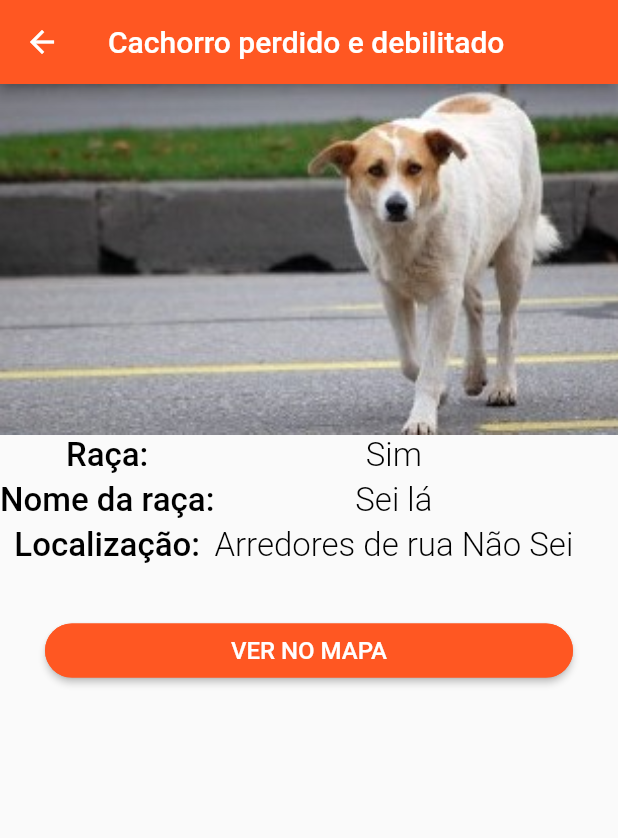
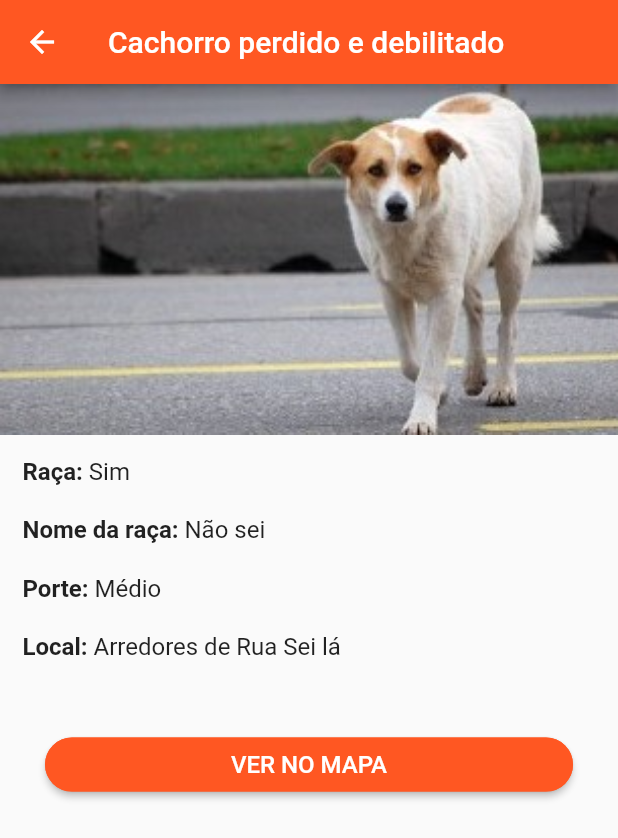
Before and after one commit to igornnt/Computacao-ubiqua, a Flutter app: the TelaDetails screen opened directly, on a phone screen of 412 x 824 dp. Shown: the top 838 px of the screen. Run offline on Flutter 3.47's test engine with Material 2 defaults, Android fonts, the phone set to English and light mode, and no system bars.

Commit message:
Update DetalhesView.dart
Mudança na implementação dos textos de detalhes

```diff
--- a/lib/View/DetalhesView.dart
+++ b/lib/View/DetalhesView.dart
@@ -20,105 +20,42 @@ class _TelaDetailsState extends State<TelaDetails> {
                     child: Image.asset('imagens/dog1.jpeg', fit: BoxFit.fill,)
               ),
 
-       Container(
-        child:
-          new Row(
-        mainAxisAlignment: MainAxisAlignment.start,
-        mainAxisSize: MainAxisSize.min,
-        crossAxisAlignment: CrossAxisAlignment.center,
-        children: <Widget>[
-          new Column(
-            mainAxisAlignment: MainAxisAlignment.start,
-            mainAxisSize: MainAxisSize.min,
-            crossAxisAlignment: CrossAxisAlignment.center,
-            children: <Widget>[
        Padding(
-                padding: const EdgeInsets.fromLTRB(0, 1.0, 0, 3),
-                child: new Text(
-                "Raça:",
-                  style: new TextStyle(fontSize:22.0,
-                  color: const Color(0xFF000000),
-                  fontWeight: FontWeight.w500,
-                  fontFamily: "Roboto")
+         padding: const EdgeInsets.only(left: 15, top: 15, bottom: 15),
+         child: Row(children: <Widget>[
+      Text("Raça: ", style: TextStyle(fontSize: 16.0, fontWeight: FontWeight.bold)),
+      Text("Sim", style: TextStyle(fontSize: 16.0))
+    ]
     ),
        ),
 
         Padding(
-                padding: const EdgeInsets.fromLTRB(0, 1.0, 0, 3),
-                child: new Text(
-                "Nome da raça:",
-                  style: new TextStyle(fontSize:22.0,
-                  color: const Color(0xFF000000),
-                  fontWeight: FontWeight.w500,
-                  fontFamily: "Roboto")
+         padding: const EdgeInsets.only(left: 15, top: 5, bottom: 15),
+         child: Row(children: <Widget>[
+      Text("Nome da raça: ", style: TextStyle(fontSize: 16.0, fontWeight: FontWeight.bold)),
+      Text("Não sei", style: TextStyle(fontSize: 16.0))
+    ]
     ),
        ),
 
  Padding(
-                padding: const EdgeInsets.fromLTRB(0, 1.0, 0, 3),
-                child: new Text(
-                "Localização:",
-                  style: new TextStyle(fontSize:22.0,
-                  color: const Color(0xFF000000),
-                  fontWeight: FontWeight.w500,
-                  fontFamily: "Roboto")
-                ),
-              )
+         padding: const EdgeInsets.only(left: 15, top: 5, bottom: 15),
+         child: Row(children: <Widget>[
+      Text("Porte: ", style: TextStyle(fontSize: 16.0, fontWeight: FontWeight.bold)),
+      Text("Médio", style: TextStyle(fontSize: 16.0))
     ]
-
-          ),
-
-          new Row(
-            mainAxisAlignment: MainAxisAlignment.start,
-            mainAxisSize: MainAxisSize.min,
-            crossAxisAlignment: CrossAxisAlignment.center,
-            children: <Widget>[
-              new Column(
-                mainAxisAlignment: MainAxisAlignment.start,
-                mainAxisSize: MainAxisSize.min,
-                crossAxisAlignment: CrossAxisAlignment.center,
-                children: <Widget>[
-                  Padding(
-                    padding: const EdgeInsets.fromLTRB(0, 1.0, 0, 3),
-                    child: new Text(
-                    "Sim",
-                      style: new TextStyle(fontSize:22.0,
-                      color: const Color(0xFF000000),
-                      fontWeight: FontWeight.w300,
-                      fontFamily: "Roboto")
     ),
        ),
 
  Padding(
-                    padding: const EdgeInsets.fromLTRB(0, 1.0, 0, 3),
-                    child: new Text(
-                    "Sei lá",
-                      style: new TextStyle(fontSize:22.0,
-                      color: const Color(0xFF000000),
-                      fontWeight: FontWeight.w300,
-                      fontFamily: "Roboto")
+         padding: const EdgeInsets.only(left: 15, top: 5, bottom: 15),
+         child: Row(children: <Widget>[
+      Text("Local: ", style: TextStyle(fontSize: 16.0, fontWeight: FontWeight.bold)),
+      Text("Arredores de Rua Sei lá", style: TextStyle(fontSize: 16.0))
+    ]
     ),
        ),
 
-                  Padding(
-                    padding: const EdgeInsets.fromLTRB(0, 1.0, 0, 3),
-                    child: new Text(
-                    "Arredores de rua Não Sei",
-                      style: new TextStyle(fontSize:22.0,
-                      color: const Color(0xFF000000),
-                      fontWeight: FontWeight.w300,
-                      fontFamily: "Roboto")
-                    ),
-                  )
-                ]
-              )
-            ]
-
-          )
-        ]
-
-         )
-         ),
          Padding(
            padding: const EdgeInsets.all(30.0),
            child: Container(
```
Lines whose indentation alone changed are shown as unchanged.
